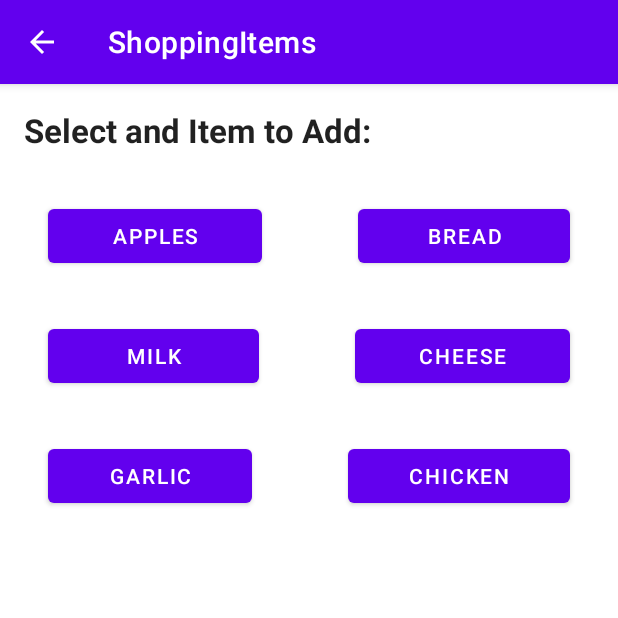
After one commit to RyanKCox/XMLTestApp, an Android app: the ShoppingItems screen opened directly, with no data from a screen before it, on a phone screen of 412 x 824 dp, the top half of it. The commit adds this screen. Run offline under Robolectric (Android 15) with nearby library versions, the phone set to English and light mode, and no system bars.

Commit message:
IntentNav HW and reoganizing files

```diff
--- /dev/null
+++ b/app/src/main/java/com/revature/xmltestapp/intentNav_HW/ShoppingItems.kt
@@ -0,0 +1,45 @@
+package com.revature.xmltestapp.intentNav_HW
+
+import android.content.Intent
+import androidx.appcompat.app.AppCompatActivity
+import android.os.Bundle
+import android.widget.Button
+import com.revature.xmltestapp.R
+
+class ShoppingItems : AppCompatActivity() {
+    private lateinit var mApples: Button
+    private lateinit var mBread: Button
+    private lateinit var mMilk: Button
+    private lateinit var mCheese: Button
+    private lateinit var mGarlic: Button
+    private lateinit var mChicken: Button
+
+
+    override fun onCreate(savedInstanceState: Bundle?) {
+        super.onCreate(savedInstanceState)
+        setContentView(R.layout.activity_shopping_items)
+
+        mApples = findViewById(R.id.button_shopping_apples)
+        mBread = findViewById(R.id.button_shopping_bread)
+        mMilk = findViewById(R.id.button_shopping_milk)
+        mCheese = findViewById(R.id.button_shopping_cheese)
+        mGarlic = findViewById(R.id.button_shopping_garlic)
+        mChicken = findViewById(R.id.button_shopping_chicken)
+
+
+        mApples.setOnClickListener { sendResult("Apples") }
+        mBread.setOnClickListener { sendResult("Bread") }
+        mMilk.setOnClickListener { sendResult("Milk") }
+        mCheese.setOnClickListener { sendResult("Cheese") }
+        mGarlic.setOnClickListener { sendResult("Garlic") }
+        mChicken.setOnClickListener { sendResult("Chicken") }
+    }
+
+    private fun sendResult(item:String){
+        val intent = Intent()
+            .putExtra("ITEM",item)
+
+        setResult(RESULT_OK,intent)
+        finish()
+    }
+}
--- a/app/src/main/java/com/revature/xmltestapp/IntentNav2.kt
+++ b/app/src/main/java/com/revature/xmltestapp/intentNav_lab/IntentNav2.kt
@@ -1,4 +1,4 @@
-package com.revature.xmltestapp
+package com.revature.xmltestapp.intentNav_lab
 
 import android.content.Intent
 import androidx.appcompat.app.AppCompatActivity
@@ -8,6 +8,7 @@ import android.widget.Button
 import android.widget.EditText
 import android.widget.ScrollView
 import android.widget.TextView
+import com.revature.xmltestapp.R
 
 class IntentNav2 : AppCompatActivity() {
     private lateinit var mReply:Button
--- a/app/src/main/java/com/revature/xmltestapp/ScrollingTextView.kt
+++ b/app/src/main/java/com/revature/xmltestapp/scrollingText_lab/ScrollingTextView.kt
@@ -1,8 +1,9 @@
-package com.revature.xmltestapp
+package com.revature.xmltestapp.scrollingText_lab
 
 import androidx.appcompat.app.AppCompatActivity
 import android.os.Bundle
 import android.widget.Button
+import com.revature.xmltestapp.R
 
 class ScrollingTextView : AppCompatActivity() {
 
--- a/app/src/main/res/layout/activity_intent_nav.xml
+++ b/app/src/main/res/layout/activity_intent_nav.xml
@@ -4,7 +4,7 @@
     xmlns:tools="http://schemas.android.com/tools"
     android:layout_width="match_parent"
     android:layout_height="match_parent"
-    tools:context=".IntentNav">
+    tools:context=".intentNav_lab.IntentNav">
 
     <Button
         android:id="@+id/button_send"
--- a/app/src/main/res/layout/activity_intent_nav2.xml
+++ b/app/src/main/res/layout/activity_intent_nav2.xml
@@ -4,7 +4,7 @@
     xmlns:tools="http://schemas.android.com/tools"
     android:layout_width="match_parent"
     android:layout_height="match_parent"
-    tools:context=".IntentNav2">
+    tools:context=".intentNav_lab.IntentNav2">
 
     <Button
         android:id="@+id/button_reply"
--- a/app/src/main/res/layout/activity_scrolling_text_view.xml
+++ b/app/src/main/res/layout/activity_scrolling_text_view.xml
@@ -3,7 +3,7 @@
     xmlns:tools="http://schemas.android.com/tools"
     android:layout_width="match_parent"
     android:layout_height="match_parent"
-    tools:context=".ScrollingTextView">
+    tools:context=".scrollingText_lab.ScrollingTextView">
 
     <TextView
         android:id="@+id/article_heading"
--- /dev/null
+++ b/app/src/main/res/layout/activity_shopping_items.xml
@@ -0,0 +1,109 @@
+<?xml version="1.0" encoding="utf-8"?>
+<androidx.constraintlayout.widget.ConstraintLayout xmlns:android="http://schemas.android.com/apk/res/android"
+    xmlns:app="http://schemas.android.com/apk/res-auto"
+    xmlns:tools="http://schemas.android.com/tools"
+    android:layout_width="match_parent"
+    android:layout_height="match_parent"
+    tools:context=".intentNav_HW.ShoppingItems">
+
+    <LinearLayout
+        android:id="@+id/layout1"
+        android:layout_width="match_parent"
+        android:layout_height="wrap_content"
+        app:layout_constraintTop_toBottomOf="@id/textView_shopping2_header"
+        android:orientation="horizontal">
+        <Button
+            android:id="@+id/button_shopping_apples"
+            android:layout_width="wrap_content"
+            android:layout_height="wrap_content"
+            android:layout_marginStart="32dp"
+            android:layout_marginTop="32dp"
+            android:layout_marginEnd="32dp"
+            android:layout_weight="1"
+            android:text="Apples"/>
+
+        <Button
+            android:id="@+id/button_shopping_bread"
+            android:layout_width="wrap_content"
+            android:layout_height="wrap_content"
+            android:layout_weight="1"
+            android:layout_marginStart="32dp"
+            android:layout_marginTop="32dp"
+            android:layout_marginEnd="32dp"
+            android:text="Bread"/>
+
+    </LinearLayout>
+
+    <LinearLayout
+        android:id="@+id/layout2"
+        android:layout_width="match_parent"
+        android:layout_height="wrap_content"
+        app:layout_constraintTop_toBottomOf="@id/layout1"
+        android:orientation="horizontal">
+
+        <Button
+            android:id="@+id/button_shopping_milk"
+            android:layout_width="wrap_content"
+            android:layout_height="wrap_content"
+            android:layout_marginStart="32dp"
+            android:layout_marginTop="32dp"
+            android:layout_weight="1"
+            android:layout_marginEnd="32dp"
+            android:text="Milk" />
+
+        <Button
+            android:id="@+id/button_shopping_cheese"
+            android:layout_width="wrap_content"
+            android:layout_height="wrap_content"
+            android:layout_marginStart="32dp"
+            android:layout_marginTop="32dp"
+            android:layout_weight="1"
+            android:layout_marginEnd="32dp"
+            android:text="Cheese" />
+
+    </LinearLayout>
+    <LinearLayout
+        android:id="@+id/layout3"
+        android:layout_width="match_parent"
+        android:layout_height="wrap_content"
+        app:layout_constraintTop_toBottomOf="@id/layout2"
+        android:orientation="horizontal">
+
+        <Button
+            android:id="@+id/button_shopping_garlic"
+            android:layout_width="wrap_content"
+            android:layout_height="wrap_content"
+            android:layout_marginStart="32dp"
+            android:layout_marginTop="32dp"
+            android:layout_weight="1"
+            android:layout_marginEnd="32dp"
+            android:text="Garlic" />
+
+        <Button
+            android:id="@+id/button_shopping_chicken"
+            android:layout_width="wrap_content"
+            android:layout_height="wrap_content"
+            android:layout_marginStart="32dp"
+            android:layout_marginTop="32dp"
+            android:layout_weight="1"
+            android:layout_marginEnd="32dp"
+            android:text="Chicken" />
+
+    </LinearLayout>
+
+
+    <TextView
+        android:id="@+id/textView_shopping2_header"
+        android:layout_width="0dp"
+        android:layout_height="wrap_content"
+        android:layout_marginStart="16dp"
+        android:layout_marginTop="16dp"
+        android:layout_marginEnd="16dp"
+        android:text="@string/select_and_item_to_add"
+        android:textAppearance="@style/TextAppearance.AppCompat.Large"
+        android:textStyle="bold"
+        app:layout_constraintEnd_toEndOf="parent"
+        app:layout_constraintStart_toStartOf="parent"
+        app:layout_constraintTop_toTopOf="parent" />
+
+</androidx.constraintlayout.widget.ConstraintLayout>
--- a/app/src/main/res/values/strings.xml
+++ b/app/src/main/res/values/strings.xml
@@ -41,5 +41,9 @@ This volume starts with the first new Beatle song, “Free as a Bird” (based o
     <string name="article_1">Title</string>
     <string name="article_2">SubTitle</string>
     <string name="article_3">Text</string>
+    <string name="shopping_list">Shopping List</string>
+    <string name="your_shopping_list">Your Shopping List:</string>
+    <string name="add_items">Add Items</string>
+    <string name="select_and_item_to_add">Select and Item to Add:</string>
 
 </resources>
```
Also changed, not shown: app/src/main/AndroidManifest.xml (+18 -7 lines), app/src/main/java/com/revature/xmltestapp/MainActivity.kt (+29 -14 lines), app/src/main/java/com/revature/xmltestapp/intentNav_HW/ShoppingList.kt (added, +67 -0 lines), app/src/main/java/com/revature/xmltestapp/intentNav_lab/IntentNav.kt (renamed from app/src/main/java/com/revature/xmltestapp/IntentNav.kt, +5 -4 lines), app/src/main/java/com/revature/xmltestapp/layout_lab/Layout.kt (renamed from app/src/main/java/com/revature/xmltestapp/Layout.kt, +5 -3 lines), app/src/main/res/layout/activity_main.xml (+13 -0 lines), app/src/main/res/layout/activity_shopping_list.xml (added, +44 -0 lines).
